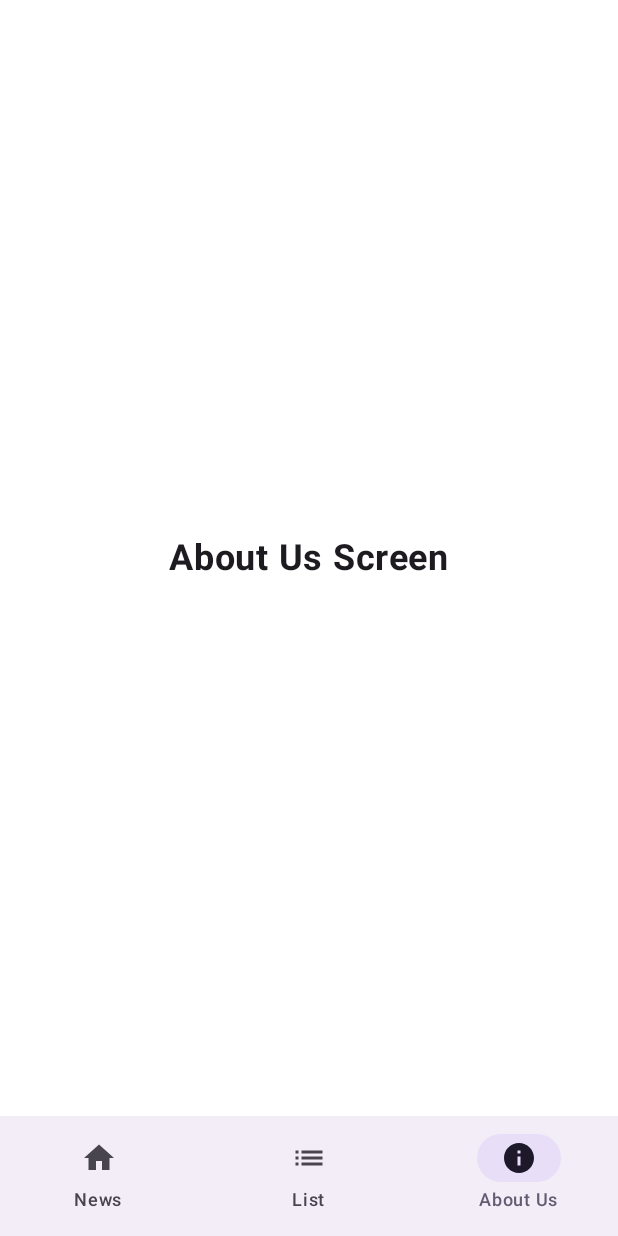
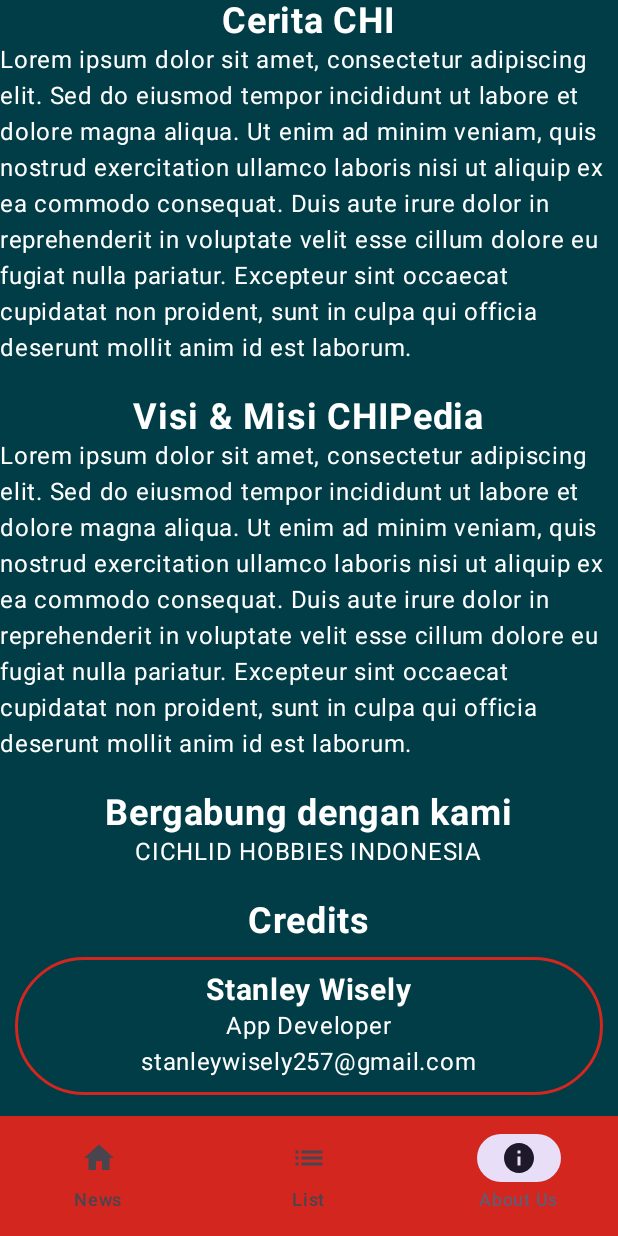
Before and after one commit to stanWi14/CichlidPedia, an Android app built with Jetpack Compose: the MenuScreen screen opened through its navigation route, item 3 of the bottom bar chosen, on a phone screen of 412 x 824 dp. Run offline under Robolectric (Android 15) with nearby library versions, the phone set to English and light mode, and no system bars; our stand-ins replace accompanist.

Commit message:
Implement Some Design here

```diff
--- /dev/null
+++ b/app/src/main/java/com/example/chipedia/ui/theme/AboutUsScreen.kt
@@ -0,0 +1,106 @@
+package com.example.chipedia.ui.theme
+
+import androidx.compose.foundation.background
+import androidx.compose.foundation.border
+import androidx.compose.foundation.layout.Arrangement
+import androidx.compose.foundation.layout.Column
+import androidx.compose.foundation.layout.Spacer
+import androidx.compose.foundation.layout.fillMaxSize
+import androidx.compose.foundation.layout.fillMaxWidth
+import androidx.compose.foundation.layout.height
+import androidx.compose.foundation.layout.padding
+import androidx.compose.foundation.rememberScrollState
+import androidx.compose.foundation.shape.CircleShape
+import androidx.compose.foundation.verticalScroll
+import androidx.compose.material3.Text
+import androidx.compose.runtime.Composable
+import androidx.compose.ui.Alignment
+import androidx.compose.ui.Modifier
+import androidx.compose.ui.graphics.Color
+import androidx.compose.ui.platform.LocalContext
+import androidx.compose.ui.text.font.FontWeight
+import androidx.compose.ui.unit.dp
+import androidx.compose.ui.unit.sp
+import com.example.chipedia.R
+
+@Composable
+fun AboutUsScreen() {
+    val context = LocalContext.current
+    Column(
+        modifier = Modifier
+            .fillMaxSize()
+            .background(colorBlue)
+            .verticalScroll(rememberScrollState()), // Add vertical scroll here,
+        verticalArrangement = Arrangement.Center,
+        horizontalAlignment = Alignment.CenterHorizontally
+    ) {
+        Text(
+            text = "Cerita CHI",
+            fontSize = 24.sp,
+            fontWeight = FontWeight.Bold,
+            color = Color.White,
+        )
+        Text(
+            text = context.getString(R.string.onBoardingText1), color = Color.White,
+        )
+
+        Spacer(modifier = Modifier.height(20.dp))
+
+        Text(
+            text = "Visi & Misi CHIPedia",
+            fontSize = 24.sp,
+            fontWeight = FontWeight.Bold,
+            color = Color.White,
+        )
+        Text(
+            text = context.getString(R.string.onBoardingText1), color = Color.White,
+        )
+        Spacer(modifier = Modifier.height(20.dp))
+
+        Text(
+            text = "Bergabung dengan kami",
+            fontSize = 24.sp,
+            fontWeight = FontWeight.Bold,
+            color = Color.White,
+        )
+        Text(
+            text = context.getString(R.string.onBoardingSubTitle1), color = Color.White,
+        )
+        Spacer(modifier = Modifier.height(20.dp))
+
+        Text(
+            text = "Credits", fontSize = 24.sp, fontWeight = FontWeight.Bold, color = Color.White,
+        )
+        DevCreditCard("Stanley Wisely", "App Developer", "stanleywisely257@gmail.com")
+        DevCreditCard("Josse Christopher", "UI Consultant", "email123@gmail.com")
+        DevCreditCard("Sam", "Tester", "email123@gmail.com")
+
+    }
+}
+
+@Composable
+fun DevCreditCard(nama: String, role: String, contact: String) {
+    Column(
+        modifier = Modifier
+            .padding(10.dp)
+            .fillMaxWidth()
+            .border(
+                width = 2.dp,
+                color = colorRed,
+                shape = CircleShape
+            )
+            .padding(10.dp),
+        verticalArrangement = Arrangement.Center,
+        horizontalAlignment = Alignment.CenterHorizontally
+    ) {
+        Text(
+            text = nama, fontSize = 20.sp, fontWeight = FontWeight.Bold, color = Color.White,
+        )
+        Text(
+            text = role, color = Color.White,
+        )
+        Text(
+            text = contact, color = Color.White,
+        )
+    }
+}
--- a/app/src/main/java/com/example/chipedia/ui/theme/MenuScreen.kt
+++ b/app/src/main/java/com/example/chipedia/ui/theme/MenuScreen.kt
@@ -5,6 +5,7 @@ import androidx.compose.foundation.background
 import androidx.compose.foundation.clickable
 import androidx.compose.foundation.layout.Box
 import androidx.compose.foundation.layout.Column
+import androidx.compose.foundation.layout.Spacer
 import androidx.compose.foundation.layout.fillMaxSize
 import androidx.compose.foundation.layout.fillMaxWidth
 import androidx.compose.foundation.layout.height
@@ -20,7 +21,6 @@ import androidx.compose.runtime.getValue
 import androidx.compose.runtime.mutableStateOf
 import androidx.compose.runtime.remember
 import androidx.compose.runtime.setValue
-import androidx.compose.ui.Alignment
 import androidx.compose.ui.Modifier
 import androidx.compose.ui.graphics.Color
 import androidx.compose.ui.graphics.painter.Painter
@@ -53,19 +53,6 @@ fun MenuScreen(navController: NavHostController) {
     }
 }
 
-
-@Composable
-fun NewsScreen() {
-    Box(
-        modifier = Modifier
-            .fillMaxSize()
-            .background(Color.White),
-        contentAlignment = Alignment.Center
-    ) {
-        Text(text = "News Screen", fontSize = 24.sp, fontWeight = FontWeight.Bold)
-    }
-}
-
 @Composable
 fun ListScreen(navController: NavHostController) {
     val menuItems = MenuItems.getData()
@@ -73,6 +60,7 @@ fun ListScreen(navController: NavHostController) {
         modifier = Modifier
             .fillMaxSize()
             .background(com.example.chipedia.ui.theme.colorBlue)
+            .padding(vertical = 10.dp)
     ) {
         items(menuItems) { menuItem ->
             MenuItemCard(menuItem = menuItem, navController = navController)
@@ -81,21 +69,8 @@ fun ListScreen(navController: NavHostController) {
 }
 
 @Composable
-fun AboutUsScreen() {
-    Box(
-        modifier = Modifier
-            .fillMaxSize()
-            .background(Color.White),
-        contentAlignment = Alignment.Center
-    ) {
-        Text(text = "About Us Screen", fontSize = 24.sp, fontWeight = FontWeight.Bold)
-    }
-}
-
-@Composable
 fun MenuItemCard(menuItem: MenuItems, navController: NavHostController) {
     var isExpanded by remember { mutableStateOf(false) }
-
     Card(
         modifier = Modifier
             .fillMaxWidth()
@@ -204,7 +179,9 @@ fun BottomNavigationBar(
         BottomNavItem.List,
         BottomNavItem.AboutUs
     )
-    NavigationBar {
+    NavigationBar(
+        containerColor = colorRed
+    ) {
         items.forEach { item ->
             NavigationBarItem(
                 icon = { Icon(item.icon, contentDescription = item.title) },
--- /dev/null
+++ b/app/src/main/java/com/example/chipedia/ui/theme/NewsScreen.kt
@@ -0,0 +1,29 @@
+package com.example.chipedia.ui.theme
+
+import androidx.compose.foundation.background
+import androidx.compose.foundation.layout.Box
+import androidx.compose.foundation.layout.Column
+import androidx.compose.foundation.layout.fillMaxSize
+import androidx.compose.material3.Text
+import androidx.compose.runtime.Composable
+import androidx.compose.ui.Alignment
+import androidx.compose.ui.Modifier
+import androidx.compose.ui.graphics.Color
+import androidx.compose.ui.text.font.FontWeight
+import androidx.compose.ui.unit.sp
+
+@Composable
+fun NewsScreen() {
+    Column(
+        modifier = Modifier
+            .fillMaxSize()
+            .background(Color.White),
+    ) {
+        Text(text = "Coming Events", fontSize = 24.sp, fontWeight = FontWeight.Bold)
+        // carousel of images
+        Text(text = "Our Last Event", fontSize = 24.sp, fontWeight = FontWeight.Bold)
+        // carousel of images
+        Text(text = "Event Documentation", fontSize = 24.sp, fontWeight = FontWeight.Bold)
+        // carousel of images
+    }
+}
```
